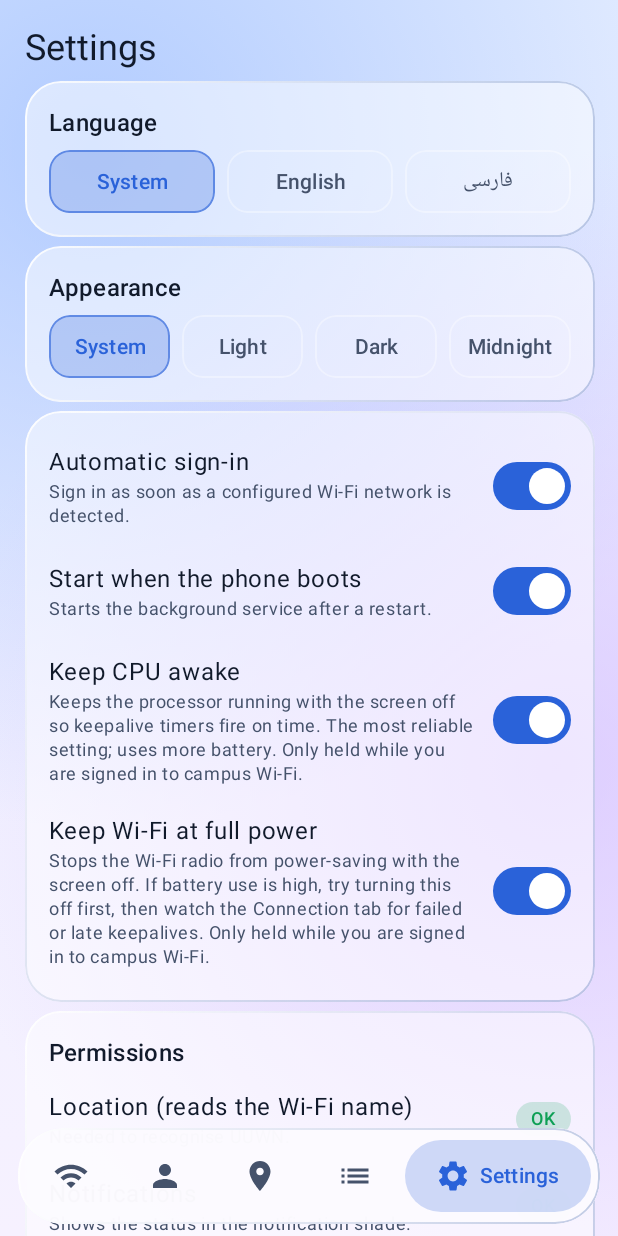
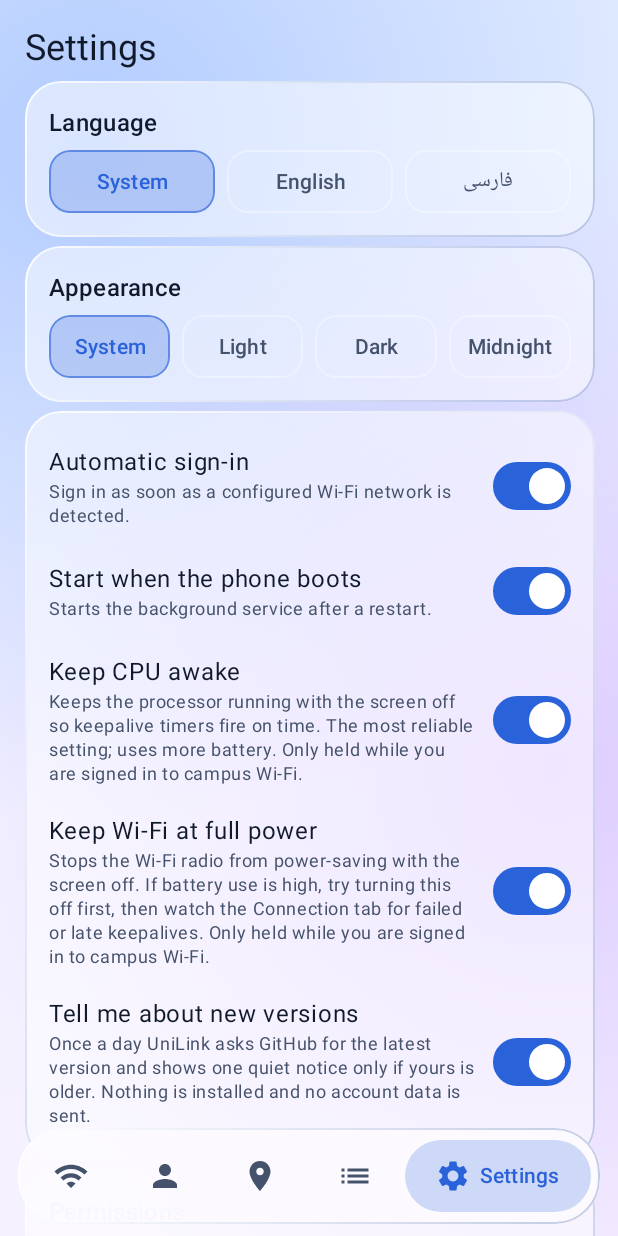
Before and after one commit to Mrzzan05/UniLink-Android, an Android app built with Jetpack Compose: the screen it shows after launch (MainActivity), item 5 of the bottom bar chosen, on a phone screen of 412 x 824 dp. Run offline under Robolectric (Android 15) with nearby library versions, the phone set to English and light mode, and no system bars; pictures from the network do not load.

Commit message:
v1.11.0: quiet update notice

```diff
--- a/app/build.gradle.kts
+++ b/app/build.gradle.kts
@@ -12,8 +12,8 @@ android {
         applicationId = "ir.unilink.android"
         minSdk = 26
         targetSdk = 35
-        versionCode = 24
-        versionName = "1.10.6"
+        versionCode = 25
+        versionName = "1.11.0"
 
         // Drop translations of libraries we don't ship a UI for (the app itself is en + fa).
         @Suppress("DEPRECATION")
--- a/app/src/main/java/ir/unilink/android/Models.kt
+++ b/app/src/main/java/ir/unilink/android/Models.kt
@@ -66,6 +66,10 @@ data class Settings(
     val startOnBoot: Boolean = true,
     val holdWakeLock: Boolean = true,
     val holdWifiLock: Boolean = true,
+    /** Quiet notification when a newer release exists (once per version, never when up to date). */
+    val updateNotify: Boolean = true,
+    val notifiedVersion: String = "",
+    val lastUpdateCheck: Long = 0L,
 )
 
 data class AppData(
@@ -192,6 +196,9 @@ fun AppData.toJson(): JSONObject {
             .put("startOnBoot", settings.startOnBoot)
             .put("holdWakeLock", settings.holdWakeLock)
             .put("holdWifiLock", settings.holdWifiLock)
+            .put("updateNotify", settings.updateNotify)
+            .put("notifiedVersion", settings.notifiedVersion)
+            .put("lastUpdateCheck", settings.lastUpdateCheck)
     )
 }
 
@@ -205,6 +212,9 @@ fun appDataFromJson(o: JSONObject): AppData {
             startOnBoot = s.optBoolean("startOnBoot", true),
             holdWakeLock = s.optBoolean("holdWakeLock", true),
             holdWifiLock = s.optBoolean("holdWifiLock", true),
+            updateNotify = s.optBoolean("updateNotify", true),
+            notifiedVersion = s.optString("notifiedVersion", ""),
+            lastUpdateCheck = s.optLong("lastUpdateCheck", 0L),
         ),
     )
 }
--- a/app/src/main/java/ir/unilink/android/ui/ActivitySettingsScreens.kt
+++ b/app/src/main/java/ir/unilink/android/ui/ActivitySettingsScreens.kt
@@ -188,6 +188,11 @@ fun SettingsScreen(app: UniLinkApp) {
                 stringResource(R.string.set_wifi_sub),
                 s.holdWifiLock,
             ) { v -> app.store.updateSettings { it.copy(holdWifiLock = v) } }
+            SwitchRow(
+                stringResource(R.string.set_update_title),
+                stringResource(R.string.set_update_sub),
+                s.updateNotify,
+            ) { v -> app.store.updateSettings { it.copy(updateNotify = v) } }
         }
 
         Panel {
--- a/app/src/main/res/values/strings.xml
+++ b/app/src/main/res/values/strings.xml
@@ -198,4 +198,9 @@
     <string name="usage_just_now">just now</string>
     <string name="usage_title">Data left · %1$s</string>
     <string name="usage_refresh_short">Refresh</string>
+    <string name="notif_update_channel">Update available</string>
+    <string name="notif_update_title">UniLink %1$s is available</string>
+    <string name="notif_update_text">Tap to open the download page.</string>
+    <string name="set_update_title">Tell me about new versions</string>
+    <string name="set_update_sub">Once a day UniLink asks GitHub for the latest version and shows one quiet notice only if yours is older. Nothing is installed and no account data is sent.</string>
 </resources>
```
Also changed, not shown: app/src/main/java/ir/unilink/android/KeepAliveService.kt (+55 -0 lines), 5 other files.
